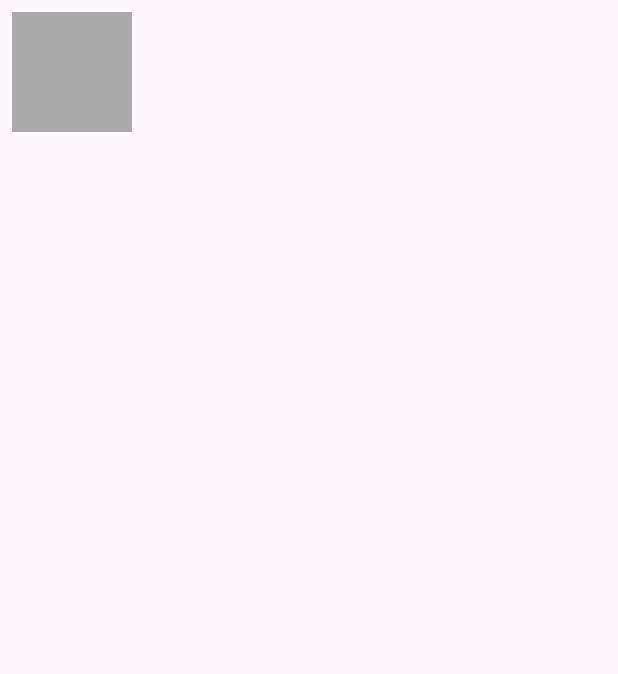
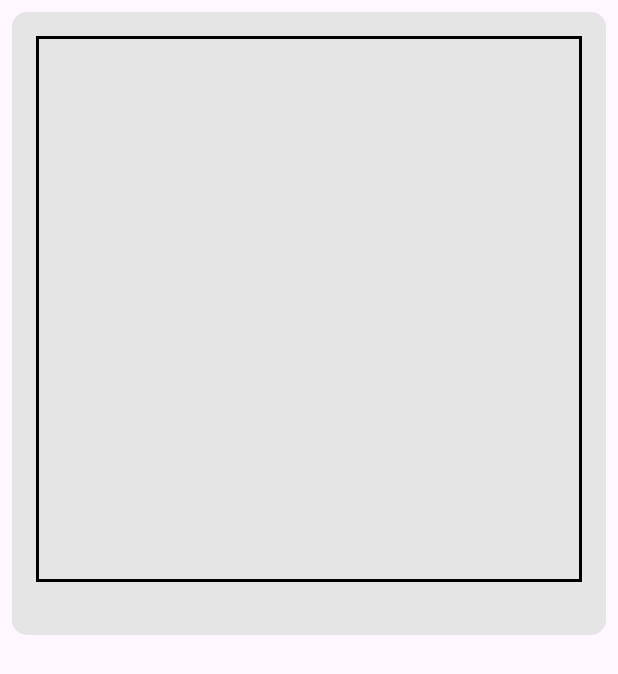
Before and after one commit to VeronikaGon/MyStyleBox, an Android app: the layout item_clothing.xml on its own in the app's theme, with its tools: preview values and no code run, on a phone screen of 412 x 824 dp. Shown: the top 674 px of the screen. Run offline under Robolectric (Android 15) with nearby library versions, the phone set to English and light mode, and no system bars.

Commit message:
подлатала немного интерфес

```diff
--- a/app/src/main/AndroidManifest.xml
+++ b/app/src/main/AndroidManifest.xml
@@ -6,9 +6,8 @@
         android:name="android.hardware.camera"
         android:required="false" />
 
-    <uses-permission android:name="android.permission.CAMERA" />
-    <uses-permission android:name="android.permission.READ_EXTERNAL_STORAGE" />
-    <uses-permission android:name="android.permission.WRITE_EXTERNAL_STORAGE" />
+    <uses-permission android:name="android.permission.CAMERA"/>
+
 
     <application
         android:allowBackup="true"
--- a/app/src/main/java/com/hfad/mystylebox/ClothesActivity.kt
+++ b/app/src/main/java/com/hfad/mystylebox/ClothesActivity.kt
@@ -61,19 +61,13 @@ class ClothesActivity : AppCompatActivity() {
             Toast.makeText(this, "Введите название и выберите фото", Toast.LENGTH_SHORT).show()
             return
         }
-
-        // Здесь можно задать дополнительные данные, например, категорию, пол и сезоны.
-        // Для примера установим статичные значения.
         val category = "Одежда"
         val gender = "Универсально"
         val seasons = listOf<String>() // или можно собрать выбранные сезоны
-
         // Создаем объект вещи (убедитесь, что конструктор в ClothingItem соответствует передаваемым параметрам)
         val item = ClothingItem(name, category, gender, imagePath!!, seasons)
-
         // Сохраняем вещь в базу данных
         db.clothingItemDao().insert(item)
-
         Toast.makeText(this, "Вещь сохранена", Toast.LENGTH_SHORT).show()
         // Возвращаемся в MainActivity (или закрываем текущую активность)
         finish()
--- a/app/src/main/java/com/hfad/mystylebox/ClothingAdapter.kt
+++ b/app/src/main/java/com/hfad/mystylebox/ClothingAdapter.kt
@@ -25,6 +25,12 @@ class ClothingAdapter(private val items: List<ClothingItem>) :
 
     override fun onBindViewHolder(holder: ClothingViewHolder, position: Int) {
         val item = items[position]
+        val maxChars = 15
+        val displayName = if (item.name.length > maxChars) {
+            item.name.take(maxChars) + "..."
+        } else {
+            item.name
+        }
         holder.nameText.text = item.name
         Glide.with(holder.imageView.context).load(item.imagePath).into(holder.imageView)
     }
--- a/app/src/main/java/com/hfad/mystylebox/MainActivity.kt
+++ b/app/src/main/java/com/hfad/mystylebox/MainActivity.kt
@@ -3,60 +3,59 @@ package com.hfad.mystylebox
 import android.app.Activity
 import android.app.AlertDialog
 import android.content.Intent
-import android.content.pm.PackageManager
 import android.net.Uri
 import android.os.Bundle
 import android.provider.MediaStore
 import android.view.LayoutInflater
 import android.view.View
 import android.view.ViewGroup
-import android.widget.ArrayAdapter
 import android.widget.BaseAdapter
 import android.widget.Button
-import android.widget.EditText
 import android.widget.ImageView
-import android.widget.RadioButton
-import android.widget.Spinner
 import android.widget.TextView
+import android.Manifest
+import androidx.core.content.ContextCompat
+
+import android.content.pm.PackageManager
+import android.util.Log
 import android.widget.Toast
 import androidx.activity.result.contract.ActivityResultContracts
 import androidx.appcompat.app.AppCompatActivity
 import androidx.core.app.ActivityCompat
-import androidx.core.content.ContextCompat
 import androidx.core.content.FileProvider
+import androidx.recyclerview.widget.GridLayoutManager
 import androidx.room.Room
 import com.hfad.mystylebox.database.AppDatabase
-import com.hfad.mystylebox.database.ClothingItem
 import java.io.File
 import java.text.SimpleDateFormat
 import java.util.Date
 import java.util.Locale
-import androidx.recyclerview.widget.LinearLayoutManager
 import androidx.recyclerview.widget.RecyclerView
 
 class MainActivity : AppCompatActivity() {
+    private lateinit var recyclerView: RecyclerView
+    private var photoUri: Uri? = null
 
-    private val READ_STORAGE_PERMISSION_CODE = 100
-    private lateinit var recyclerView: RecyclerView
-    private lateinit var adapter: ClothingAdapter
-    private var photoUri: Uri? = null
 
     override fun onCreate(savedInstanceState: Bundle?) {
         super.onCreate(savedInstanceState)
         setContentView(R.layout.activity_main)
 
         recyclerView = findViewById(R.id.recyclerView)
-        recyclerView.layoutManager = LinearLayoutManager(this)
+        recyclerView.layoutManager = GridLayoutManager(this, 2)
 
         val selectPhotoButton = findViewById<Button>(R.id.selectPhotoButton)
         selectPhotoButton.setOnClickListener {
             showImagePickerDialog()
         }
     }
+
+    // Метод, который обновляет RecyclerView
     override fun onResume() {
         super.onResume()
-        loadClothingItems() // Метод, который получает данные из базы и обновляет RecyclerView
+        loadClothingItems()
     }
+    // Метод, который получает данные из базы
     private fun loadClothingItems() {
         val db = Room.databaseBuilder(
             applicationContext,
@@ -103,8 +102,9 @@ class MainActivity : AppCompatActivity() {
     }
 
     private fun openGallery() {
-        val intent = Intent(Intent.ACTION_PICK, MediaStore.Images.Media.EXTERNAL_CONTENT_URI)
-        galleryLauncher.launch(intent)
+            val intent = Intent(Intent.ACTION_PICK, MediaStore.Images.Media.EXTERNAL_CONTENT_URI)
+            galleryLauncher.launch(intent)
+
     }
 
     private fun openCamera() {
--- /dev/null
+++ b/app/src/main/res/drawable/image_border.xml
@@ -0,0 +1,18 @@
+<?xml version="1.0" encoding="utf-8"?>
+<layer-list xmlns:android="http://schemas.android.com/apk/res/android">
+    <!-- Прозрачный фон -->
+    <item>
+        <shape android:shape="rectangle">
+            <solid android:color="@android:color/transparent" />
+        </shape>
+    </item>
+    <!-- Рамка -->
+    <item>
+        <shape android:shape="rectangle">
+            <stroke
+                android:width="2dp"
+                android:color="#000000" />
+            <solid android:color="@android:color/transparent" />
+        </shape>
+    </item>
+</layer-list>
--- /dev/null
+++ b/app/src/main/res/drawable/item_background.xml
@@ -0,0 +1,6 @@
+<?xml version="1.0" encoding="utf-8"?>
+<shape xmlns:android="http://schemas.android.com/apk/res/android"
+    android:shape="rectangle">
+    <solid android:color="#E5E5E5" />
+    <corners android:radius="10dp" />
+</shape>
--- a/app/src/main/res/layout/activity_main.xml
+++ b/app/src/main/res/layout/activity_main.xml
@@ -13,7 +13,9 @@
     <androidx.constraintlayout.widget.ConstraintLayout
         android:id="@+id/constraintLayout"
         android:layout_width="match_parent"
+        android:background="@drawable/scrollview_background"
         android:layout_height="0dp"
+        android:layout_marginBottom="16dp"
         android:layout_weight="1">
 
         <ImageButton
@@ -66,7 +68,6 @@
             android:layout_width="match_parent"
             android:layout_height="0dp"
             android:padding="8dp"
-            android:background="@drawable/scrollview_background"
             app:layout_constraintTop_toBottomOf="@+id/textView2"
             app:layout_constraintBottom_toTopOf="@+id/selectPhotoButton"
             app:layout_constraintStart_toStartOf="parent"
--- a/app/src/main/res/layout/item_clothing.xml
+++ b/app/src/main/res/layout/item_clothing.xml
@@ -1,23 +1,38 @@
 <?xml version="1.0" encoding="utf-8"?>
-<LinearLayout xmlns:android="http://schemas.android.com/apk/res/android"
+<androidx.constraintlayout.widget.ConstraintLayout
+    xmlns:android="http://schemas.android.com/apk/res/android"
+    xmlns:app="http://schemas.android.com/apk/res-auto"
+    xmlns:tools="http://schemas.android.com/tools"
     android:layout_width="match_parent"
     android:layout_height="wrap_content"
-    android:orientation="horizontal"
-    android:padding="8dp">
+    android:padding="8dp"
+    android:layout_margin="8dp"
+    android:background="@drawable/item_background">
 
       <ImageView
           android:id="@+id/itemImage"
-        android:layout_width="80dp"
-        android:layout_height="80dp"
+          android:layout_width="0dp"
+          android:layout_height="0dp"
+          android:layout_margin="8dp"
           android:scaleType="centerCrop"
-        android:background="@android:color/darker_gray"/>
+          android:padding="2dp"
+          android:background="@drawable/image_border"
+          app:layout_constraintDimensionRatio="W,1:1"
+          app:layout_constraintTop_toTopOf="parent"
+          app:layout_constraintStart_toStartOf="parent"
+          app:layout_constraintEnd_toEndOf="parent"/>
 
       <TextView
           android:id="@+id/itemName"
-        android:layout_width="wrap_content"
+          android:layout_width="0dp"
           android:layout_height="wrap_content"
-        android:layout_gravity="center"
-        android:layout_marginStart="16dp"
-        android:textSize="18sp"
-        android:textColor="#000000"/>
-</LinearLayout>
+          android:layout_marginTop="8dp"
+          android:ellipsize="end"
+          android:maxLines="1"
+          android:textColor="#000000"
+          android:textSize="14sp"
+          android:gravity="center"
+          app:layout_constraintEnd_toEndOf="@+id/itemImage"
+          app:layout_constraintStart_toStartOf="@+id/itemImage"
+          app:layout_constraintTop_toBottomOf="@id/itemImage" />
+</androidx.constraintlayout.widget.ConstraintLayout>
```
Lines whose indentation alone changed are shown as unchanged.
